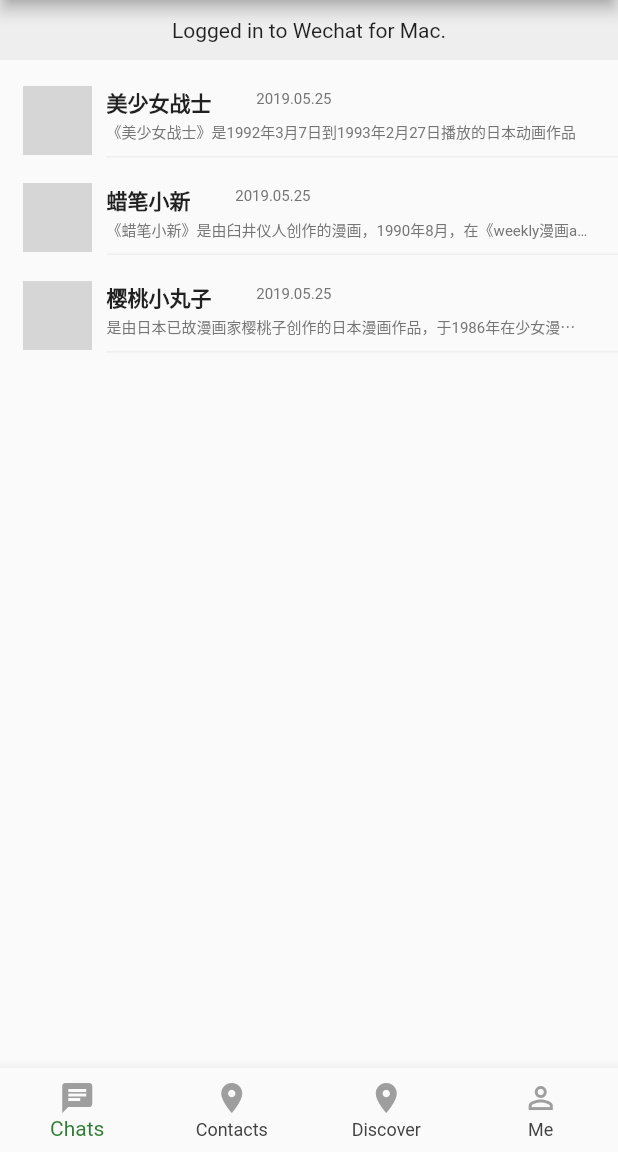
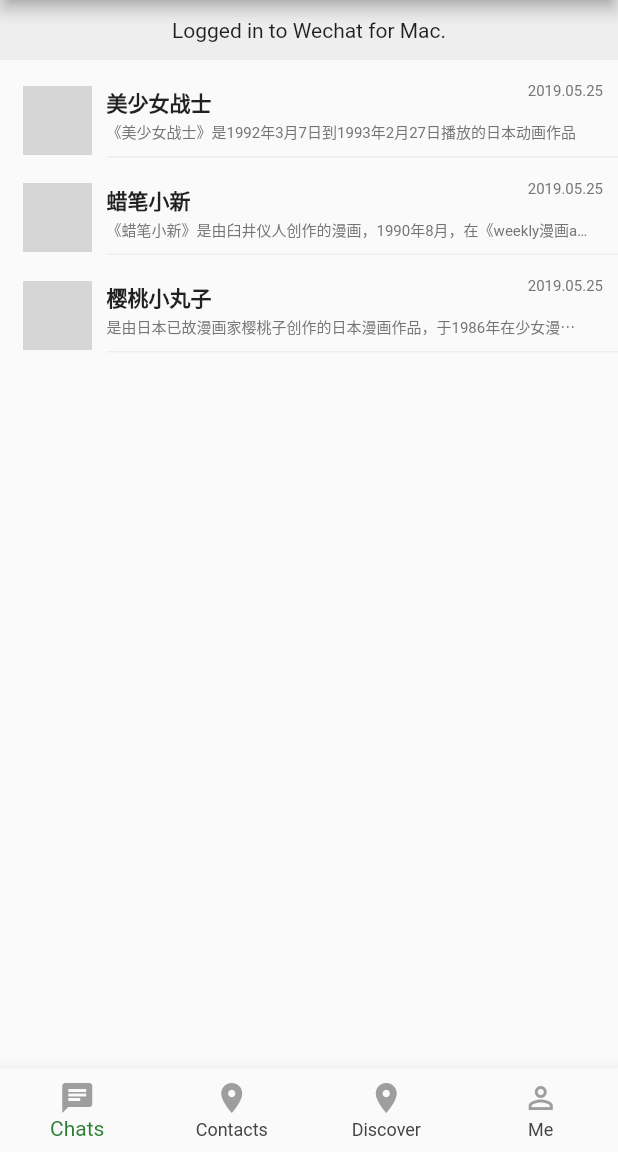
Before and after one commit to Linjiayu6/FlutterApp, a Flutter app: the screen it shows after launch, on a phone screen of 412 x 824 dp, the part 84-1236 px from its top. Run offline on Flutter 3.47's test engine with Material 2 defaults, Android fonts, the phone set to English and light mode, and no system bars; network calls fail; grey boxes are pictures that could not be loaded.

Commit message:
chat.dart ui

```diff
--- a/lib/pages/chats.dart
+++ b/lib/pages/chats.dart
@@ -139,9 +139,11 @@ class _FriendList extends StatelessWidget {
   }
 
   Widget _rightContent_top(name) {
-    return Stack (
+    return Stack(
       children: <Widget>[
-        Container(
+        Align(
+          alignment: new FractionalOffset(0.0, 0.0),
+          child: Container(
             height: 25.0,
             padding: EdgeInsets.only(top: 3.0, bottom: 4.0, right: 100.0),
             child: Text(
@@ -151,17 +153,20 @@ class _FriendList extends StatelessWidget {
               maxLines: 1,
               overflow: TextOverflow.ellipsis,
             ),
+          )
         ),
 
-        Positioned(
+        Align(
+          alignment: FractionalOffset.bottomRight,
+          child: Container(
+            margin: EdgeInsets.only(right: 10.0),
             child: Text(
               '2019.05.25',
+              textAlign: TextAlign.right,
               style: TextStyle(fontSize: 10.0, color: Colors.grey[600]),
             ),
-          top: 5.0,
-          right: 20.0,
+          )
         ),
-
       ],
     );
   }
```
Lines whose indentation alone changed are shown as unchanged.
